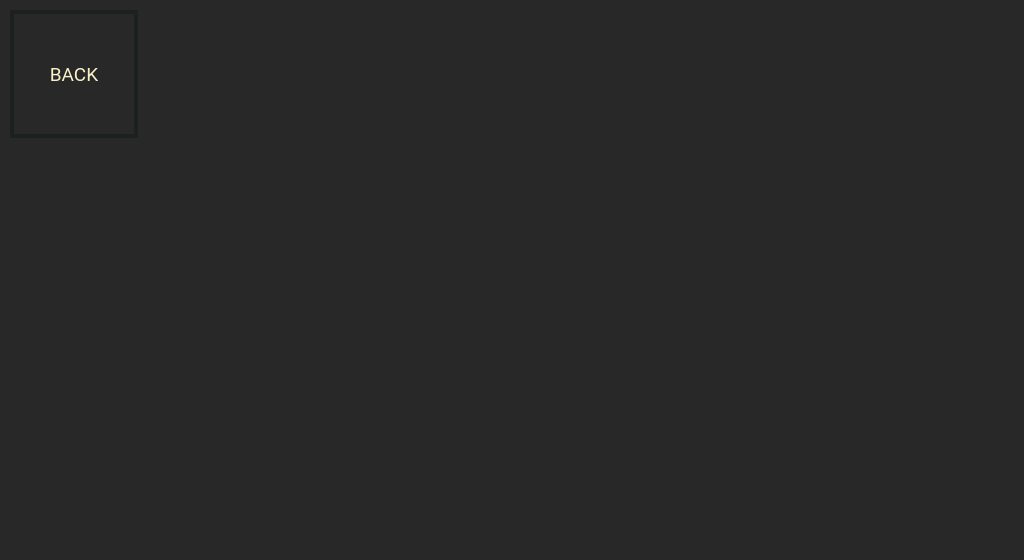
Qt form src/KbAis.OpenPit.Firmware.App.Dmp.Presentation/App/Dmp/Presentation/Views/Diag/DiagView.ui (KB-AIS/kbais-openpit-firmware) before a commit.
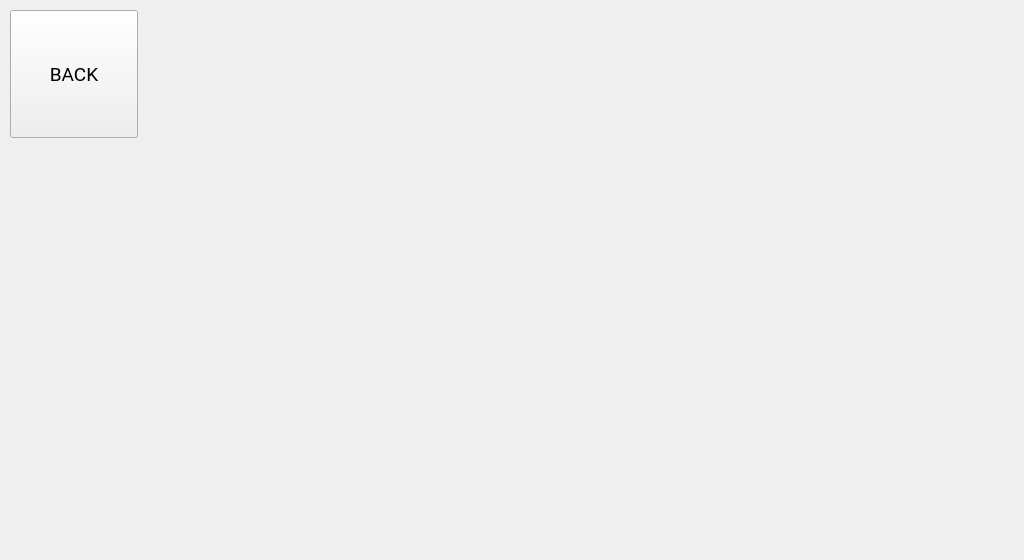
The same form after that commit.

What changed in the file:
```diff
--- a/src/KbAis.OpenPit.Firmware.App.Dmp.Presentation/App/Dmp/Presentation/Views/Diag/DiagView.ui
+++ b/src/KbAis.OpenPit.Firmware.App.Dmp.Presentation/App/Dmp/Presentation/Views/Diag/DiagView.ui
@@ -17,20 +17,7 @@
    <bool>false</bool>
   </property>
   <property name="styleSheet">
-   <string notr="true">* {
-        background-color: #282828;
-        color: #fbf1c7;
-}
-
-#lbl_topBar {
-        background-color: #1d2021;
-}
-
-QPushButton {
-        border-color: #1d2021;
-        border-width: 4px;
-        border-style: solid;
-}</string>
+   <string notr="true"/>
   </property>
   <widget class="QPushButton" name="btn_navigateBack">
    <property name="geometry">
```
